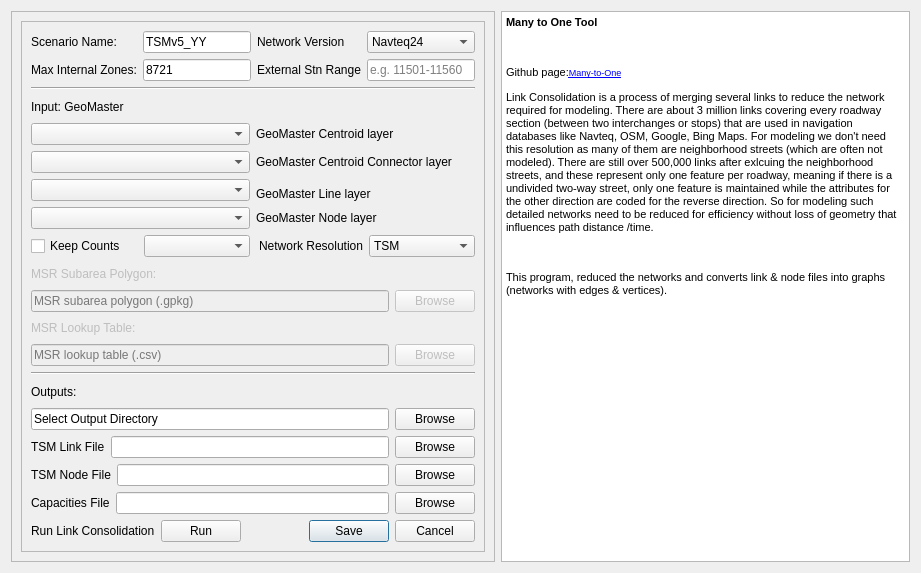
Above: ui/tsm_link_consolidator.ui from TSMv6/tsm_panel before the change. Below: the same form after it.
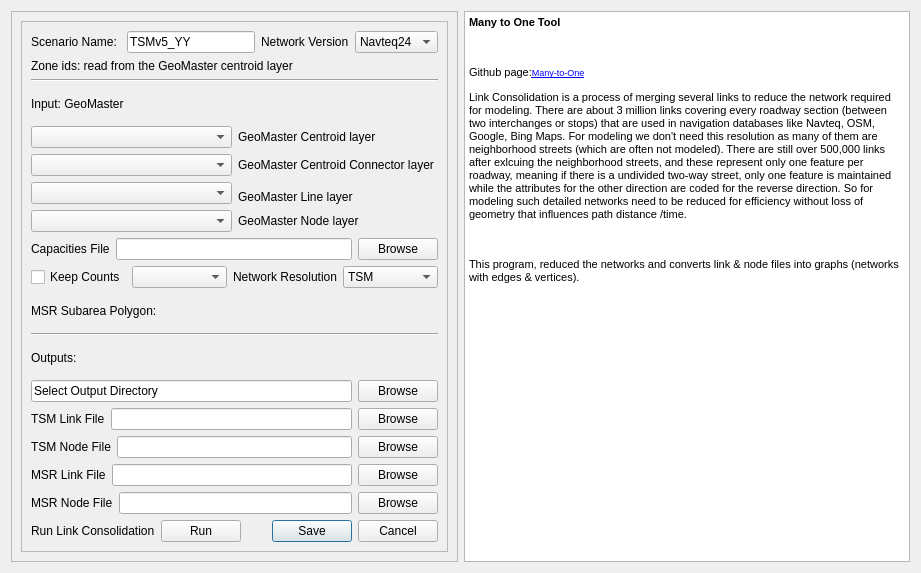
That is the form after the change.

Commit message: 2.77: Model Resolution (Standard TSM | MSR) in Project Settings; Link Consolidation builds the MSR network

The edit to the form file:
```diff
--- a/ui/tsm_link_consolidator.ui
+++ b/ui/tsm_link_consolidator.ui
@@ -51,20 +51,6 @@
              </property>
             </widget>
            </item>
-           <item row="1" column="0">
-            <widget class="QLabel" name="label_Input_MaxIntZ">
-             <property name="text">
-              <string>Max Internal Zones:</string>
-             </property>
-            </widget>
-           </item>
-           <item row="1" column="1">
-            <widget class="QLineEdit" name="lineEdit_MaxZones">
-             <property name="text">
-              <string>8721</string>
-             </property>
-            </widget>
-           </item>
            <item row="0" column="2">
             <widget class="QLabel" name="label_NetVersion">
              <property name="text">
@@ -95,17 +81,13 @@
              </item>
             </widget>
            </item>
-           <item row="1" column="2">
-            <widget class="QLabel" name="label_ExtRange">
+           <item row="1" column="0" colspan="4">
+            <widget class="QLabel" name="label_ZoneIds">
              <property name="text">
-              <string>External Stn Range</string>
+              <string>Zone ids: read from the GeoMaster centroid layer</string>
              </property>
-            </widget>
-           </item>
-           <item row="1" column="3">
-            <widget class="QLineEdit" name="lineEdit_ExtRange">
-             <property name="placeholderText">
-              <string>e.g. 11501-11560</string>
+             <property name="wordWrap">
+              <bool>true</bool>
              </property>
              <property name="toolTip">
               <string>Node-id range of the external stations, first-last inclusive.
@@ -174,6 +156,31 @@
            </item>
           </layout>
          </item>
+         <item>
+          <layout class="QHBoxLayout" name="horizontalLayout_Capacities">
+           <item>
+            <widget class="QLabel" name="label_Capacities">
+             <property name="text">
+              <string>Capacities File</string>
+             </property>
+            </widget>
+           </item>
+           <item>
+            <widget class="QLineEdit" name="lineEdit_Capacities">
+             <property name="toolTip">
+              <string>QLOS capacities lookup (FTYPE|lanes -&gt; capacity) used to set ELToD link capacities. Default: {tsm_location}/Inputs/netPrep/QLOS_capacities.csv</string>
+             </property>
+            </widget>
+           </item>
+           <item>
+            <widget class="QPushButton" name="browse_Capacities">
+             <property name="text">
+              <string>Browse</string>
+             </property>
+            </widget>
+           </item>
+          </layout>
+         </item>
          <item>
           <layout class="QGridLayout" name="gridLayout_3">
            <item row="0" column="0">
@@ -235,72 +242,11 @@
          </item>
          <item>
           <widget class="QLabel" name="label_MSRSubarea">
-           <property name="enabled">
-            <bool>false</bool>
-           </property>
            <property name="text">
             <string>MSR Subarea Polygon:</string>
            </property>
           </widget>
          </item>
-         <item>
-          <layout class="QHBoxLayout" name="horizontalLayout">
-           <item>
-            <widget class="QLineEdit" name="lineEdit_MSRSubarea">
-             <property name="enabled">
-              <bool>false</bool>
-             </property>
-             <property name="placeholderText">
-              <string>MSR subarea polygon (.gpkg)</string>
-             </property>
-            </widget>
-           </item>
-           <item>
-            <widget class="QPushButton" name="browse_MSRSubarea">
-             <property name="enabled">
-              <bool>false</bool>
-             </property>
-             <property name="text">
-              <string>Browse</string>
-             </property>
-            </widget>
-           </item>
-          </layout>
-         </item>
-         <item>
-          <widget class="QLabel" name="label_MSRLookup">
-           <property name="enabled">
-            <bool>false</bool>
-           </property>
-           <property name="text">
-            <string>MSR Lookup Table:</string>
-           </property>
-          </widget>
-         </item>
-         <item>
-          <layout class="QHBoxLayout" name="horizontalLayout_MSRLookup">
-           <item>
-            <widget class="QLineEdit" name="lineEdit_MSRLookup">
-             <property name="enabled">
-              <bool>false</bool>
-             </property>
-             <property name="placeholderText">
-              <string>MSR lookup table (.csv)</string>
-             </property>
-            </widget>
-           </item>
-           <item>
-            <widget class="QPushButton" name="browse_MSRLookup">
-             <property name="enabled">
-              <bool>false</bool>
-             </property>
-             <property name="text">
-              <string>Browse</string>
-             </property>
-            </widget>
-           </item>
-          </layout>
-         </item>
          <item>
           <widget class="Line" name="line">
            <property name="orientation">
@@ -376,23 +322,40 @@
           </layout>
          </item>
          <item>
-          <layout class="QHBoxLayout" name="horizontalLayout_Capacities">
+          <layout class="QHBoxLayout" name="horizontalLayout_MSRLink">
            <item>
-            <widget class="QLabel" name="label_Capacities">
+            <widget class="QLabel" name="label_MSRLink">
              <property name="text">
-              <string>Capacities File</string>
+              <string>MSR Link File</string>
              </property>
             </widget>
            </item>
            <item>
-            <widget class="QLineEdit" name="lineEdit_Capacities">
-             <property name="toolTip">
-              <string>QLOS capacities lookup (FTYPE|lanes -&gt; capacity) used to set ELToD link capacities. Default: {tsm_location}/Inputs/netPrep/QLOS_capacities.csv</string>
+            <widget class="QLineEdit" name="lineEdit_MSRLink"/>
+           </item>
+           <item>
+            <widget class="QPushButton" name="browse_MSRLink">
+             <property name="text">
+              <string>Browse</string>
              </property>
             </widget>
            </item>
+          </layout>
+         </item>
+         <item>
+          <layout class="QHBoxLayout" name="horizontalLayout_MSRNode">
            <item>
-            <widget class="QPushButton" name="browse_Capacities">
+            <widget class="QLabel" name="label_MSRNode">
+             <property name="text">
+              <string>MSR Node File</string>
+             </property>
+            </widget>
+           </item>
+           <item>
+            <widget class="QLineEdit" name="lineEdit_MSRNode"/>
+           </item>
+           <item>
+            <widget class="QPushButton" name="browse_MSRNode">
              <property name="text">
               <string>Browse</string>
              </property>
```
Left out of the diff: 4 changed lines with no effect on the pictures. The commit also changes 14 other files.
